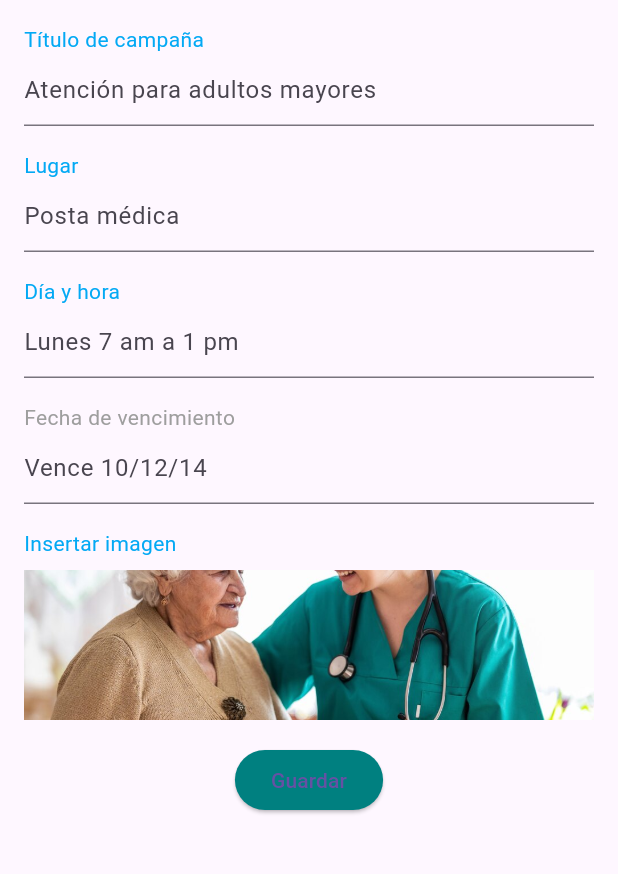
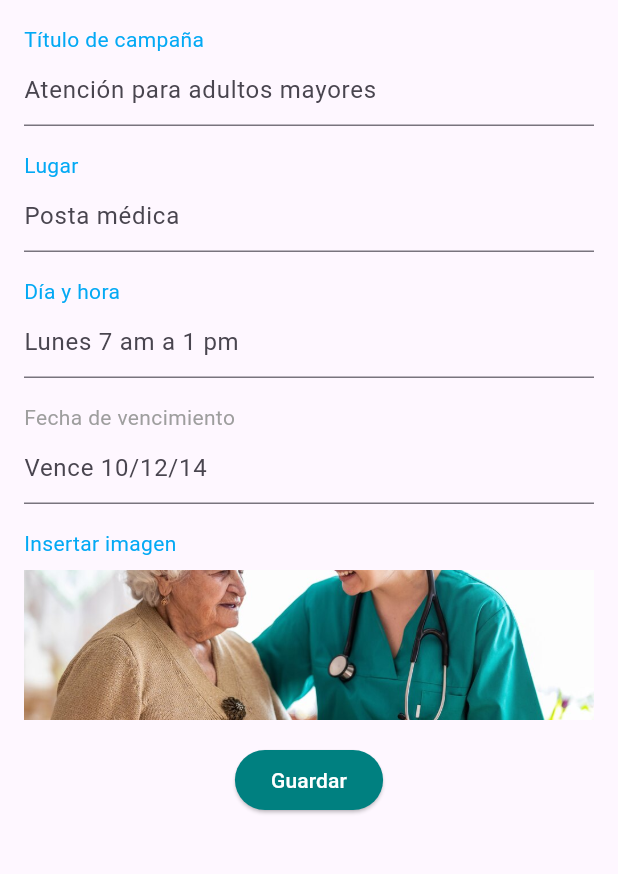
Before and after one commit to IDBlock-WX83/SecureID-mobile-application, a Flutter app: the EnergyCampaignEditScreen screen opened by its route, on a phone screen of 412 x 824 dp, the part 84-958 px from its top. Run offline on Flutter 3.47's test engine with Material 3 defaults, Android fonts, the phone set to English and light mode, and no system bars; our stand-ins replace firebase_auth, firebase_core, image_picker, shared_preferences; accounts and stored records are empty.

Commit message:
Update Screens

```diff
--- a/lib/profile/presentation/views/search_resident_screen.dart
+++ b/lib/profile/presentation/views/search_resident_screen.dart
@@ -19,9 +19,10 @@ class _ResidentsScreenState extends State<ResidentsScreen> {
     return Scaffold(
       appBar: AppBar(
         title: const Text('Residentes'),
+        backgroundColor: Color(0xFF00C2CB), // Color de fondo
       ),
       body: Container(
-        color: Color(0xFF00C2CB),
+        color: Colors.white,
         child: Column(
           children: [
             Padding(
--- a/lib/services/energia_service_edit.dart
+++ b/lib/services/energia_service_edit.dart
@@ -8,11 +8,11 @@ class EnergyCampaignEditScreen extends StatelessWidget {
   Widget build(BuildContext context) {
     return Scaffold(
       appBar: AppBar(
-        title: Text('Energia'),
-        backgroundColor: Color(0xFF008080),
+        title: const Text('Energia'),
+        backgroundColor: const Color(0xFF008080),
         centerTitle: true,
       ),
-      body: Padding(
+      body: SingleChildScrollView(
         padding: const EdgeInsets.all(16.0),
         child: Column(
           crossAxisAlignment: CrossAxisAlignment.start,
@@ -71,7 +71,7 @@ class EnergyCampaignEditScreen extends StatelessWidget {
               style: TextStyle(color: Colors.lightBlue),
             ),
             Container(
-              margin: EdgeInsets.only(top: 8.0, bottom: 16.0),
+              margin: const EdgeInsets.only(top: 8.0, bottom: 16.0),
               height: 100,
               width: double.infinity,
               child: Image.asset(
@@ -86,10 +86,11 @@ class EnergyCampaignEditScreen extends StatelessWidget {
                 onPressed: () {
                   // Acción de guardar
                 },
-                child: Text('Guardar'),
                 style: ElevatedButton.styleFrom(
-                  backgroundColor: Color(0xFF008080),
+                  backgroundColor: const Color(0xFF008080),
+                  foregroundColor: Colors.white,
                 ),
+                child: const Text('Guardar'),
               ),
             ),
           ],
```
Also changed, not shown: lib/menu/identity/identity_screen.dart (+4 -4 lines), lib/services/agua_service_edit.dart (+7 -6 lines), lib/services/agua_service_registration_screen.dart (+8 -1 lines), lib/services/educacion _service_edit.dart (+6 -5 lines), lib/services/educacion_service_registration_screen.dart (+8 -1 lines), lib/services/energia_service_registration_screen.dart (+8 -1 lines), lib/services/salud_service_edit.dart (+7 -6 lines), lib/services/salud_service_registration_screen.dart (+9 -2 lines), lib/services/services_admin_screen.dart (+10 -2 lines).
